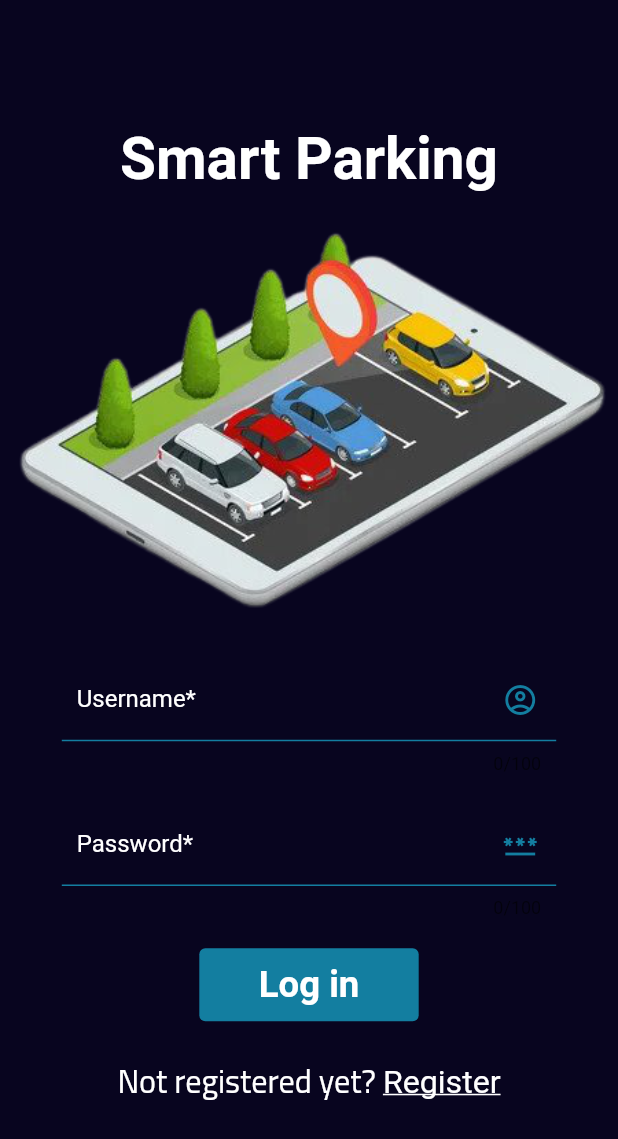
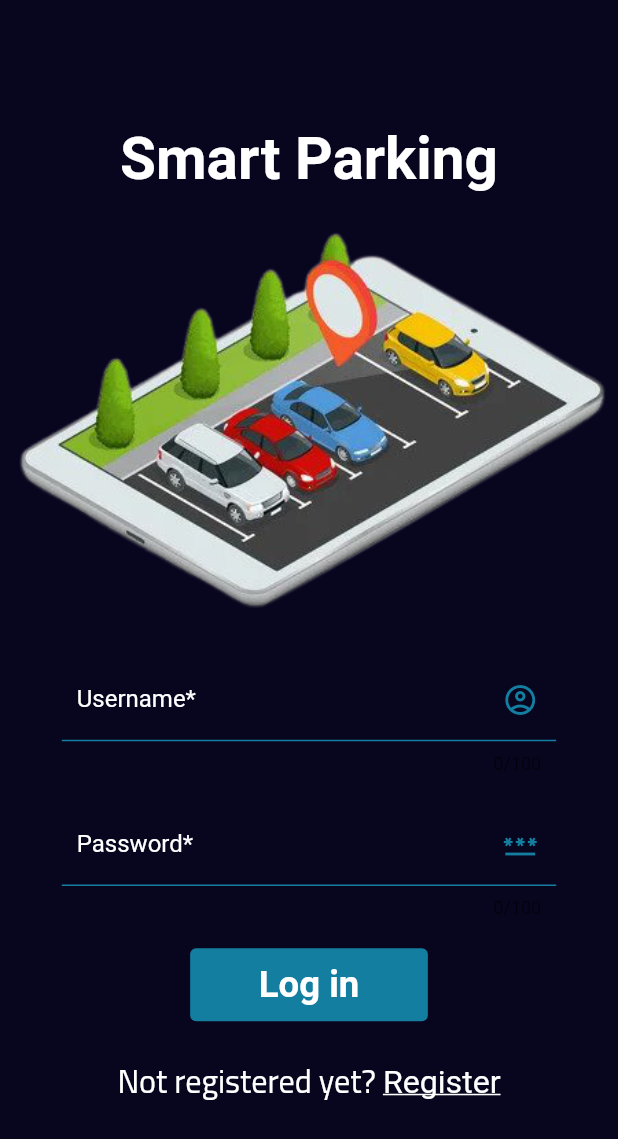
Before and after one commit to aakram181/parking_system, a Flutter app: the screen it shows after launch, on a phone screen of 412 x 824 dp. Shown: the top 1139 px of the screen. Run offline on Flutter 3.47's test engine with Material 2 defaults, Android fonts, the phone set to English and light mode, and no system bars; our stand-ins replace flutter_screenutil.

Commit message:
made buttons size scalable

```diff
--- a/lib/widgets/main_button.dart
+++ b/lib/widgets/main_button.dart
@@ -7,8 +7,8 @@ class mainButton extends StatelessWidget {
   final Function() onPressed;
 
   mainButton({required this.text,required this.onPressed});
-  final button_width = 150.sp;
-  final button_height = 50.sp;
+  final button_width = 150.w;
+  final button_height = 50.h;
 
   @override
   Widget build(BuildContext context) {
```
